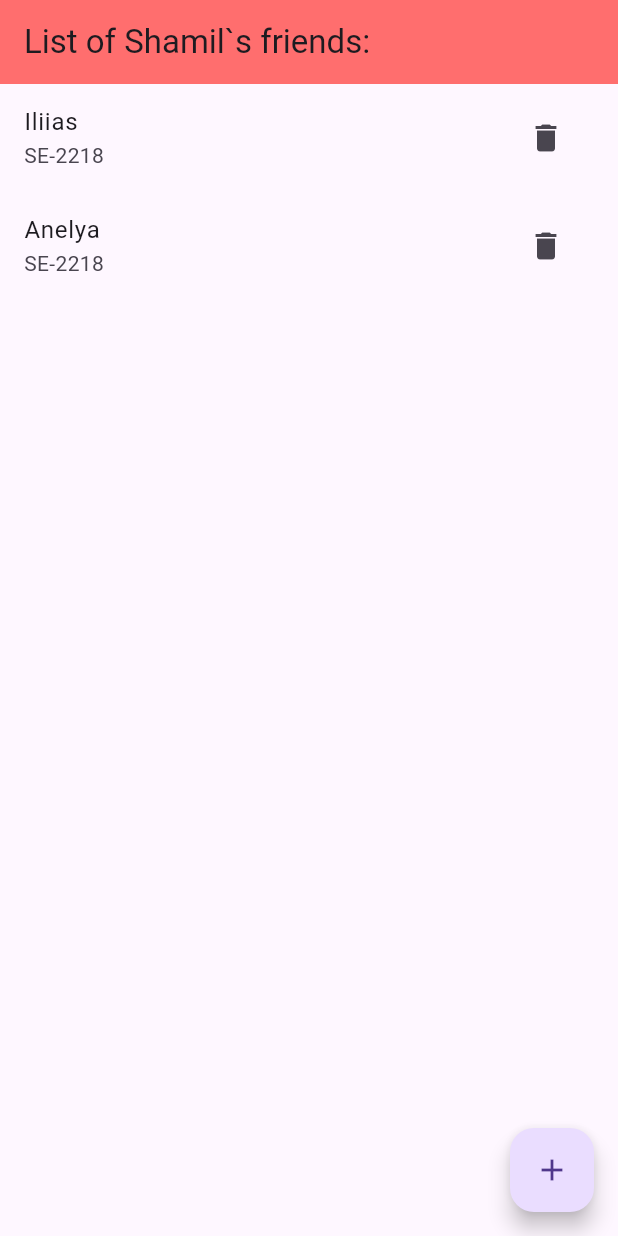
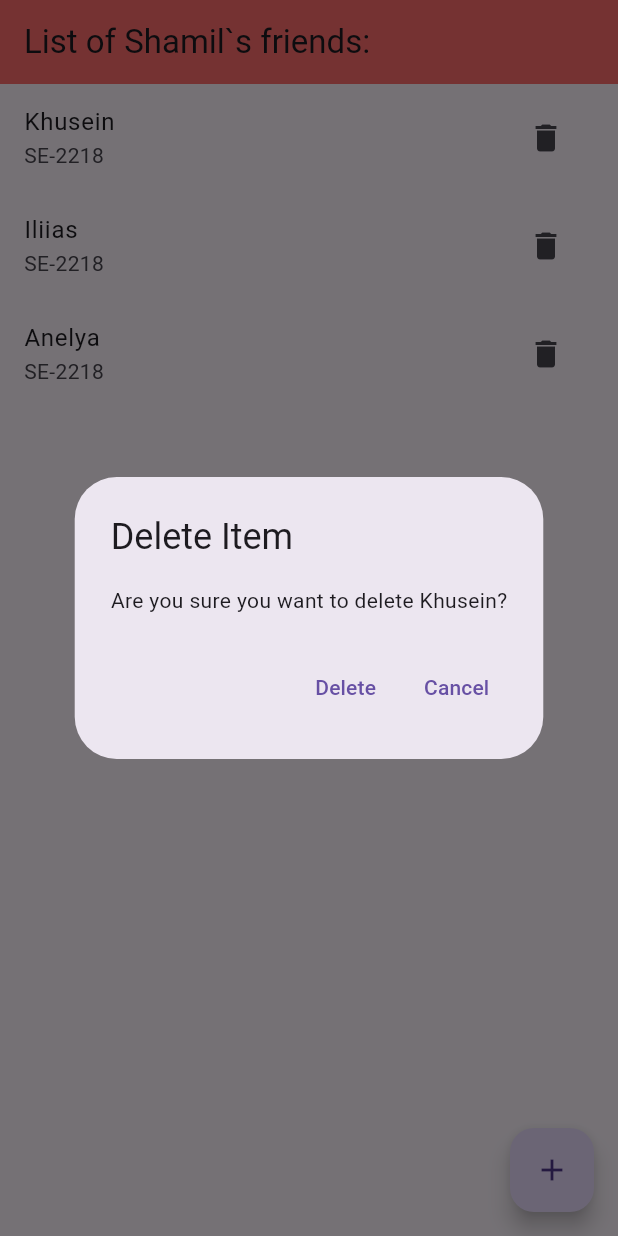
Before and after one commit to shomyich/assignment2flutter, a Flutter app: the screen it shows after launch, after a tap on the "delete" icon, on a phone screen of 412 x 824 dp. Run offline on Flutter 3.47's test engine with Material 3 defaults, Android fonts, the light colour scheme and no system bars; generated files the repository leaves out were written again.

Commit message:
modal windows was added

```diff
--- a/lib/main.dart
+++ b/lib/main.dart
@@ -1,4 +1,3 @@
-// ignore_for_file: library_private_types_in_public_api
 import 'package:flutter/material.dart';
 
 void main() {
@@ -9,23 +8,30 @@
   final int id;
   final String name;
   final String group;
+
   Item({required this.id, required this.name, required this.group});
 }
 
 class MyApp extends StatelessWidget {
   const MyApp({super.key});
+
   @override
   Widget build(BuildContext context) {
-    return const MaterialApp(
-      title: 'Flutter List',
-      home: MyHomePage(),
+    return MaterialApp(
+      title: 'Flutter Demo',
+      theme: ThemeData(
+        primarySwatch: Colors.blue,
+      ),
+      home: const MyHomePage(),
     );
   }
 }
 
 class MyHomePage extends StatefulWidget {
   const MyHomePage({super.key});
+
   @override
+  // ignore: library_private_types_in_public_api
   _MyHomePageState createState() => _MyHomePageState();
 }
 
@@ -49,12 +55,13 @@
           return ListTile(
             title: Text(items[index].name),
             subtitle: Text(items[index].group),
+            onTap: () {
+              _navigateToUpdateScreen(context, items[index]);
+            },
             trailing: IconButton(
               icon: const Icon(Icons.delete),
               onPressed: () {
-                setState(() {
-                  items.remove(items[index]);
-                });
+                _showDeleteConfirmationDialog(context, items[index]);
               },
             ),
           );
@@ -69,6 +76,45 @@
     );
   }
 
+  void _navigateToUpdateScreen(BuildContext context, Item item) {
+    Navigator.push(
+      context,
+      MaterialPageRoute(
+        builder: (context) =>
+            UpdateItemScreen(item: item, updateItemList: updateItemList),
+      ),
+    );
+  }
+
+  void _showDeleteConfirmationDialog(BuildContext context, Item item) {
+    showDialog(
+      context: context,
+      builder: (BuildContext context) {
+        return AlertDialog(
+          title: const Text('Delete Item'),
+          content: Text('Are you sure you want to delete ${item.name}?'),
+          actions: <Widget>[
+            TextButton(
+              child: const Text('Delete'),
+              onPressed: () {
+                setState(() {
+                  items.remove(item);
+                });
+                Navigator.of(context).pop();
+              },
+            ),
+            TextButton(
+              child: const Text('Cancel'),
+              onPressed: () {
+                Navigator.of(context).pop();
+              },
+            ),
+          ],
+        );
+      },
+    );
+  }
+
   void _showAddItemModal(BuildContext context) {
     TextEditingController idController = TextEditingController();
     TextEditingController nameController = TextEditingController();
@@ -77,7 +123,10 @@
     showModalBottomSheet(
       context: context,
       builder: (BuildContext context) {
-        return Column(
+        return Container(
+          padding: const EdgeInsets.all(20.0),
+          child: Column(
+            mainAxisSize: MainAxisSize.min,
             children: <Widget>[
               TextField(
                 controller: idController,
@@ -104,11 +153,77 @@
 
                   Navigator.pop(context);
                 },
-              child: const Text('Add new friend'),
+                child: const Text('Add Item'),
               ),
             ],
+          ),
         );
       },
     );
   }
+
+  void updateItemList(Item newItem) {
+    setState(() {
+      int index = items.indexWhere((item) => item.id == newItem.id);
+      if (index != -1) {
+        items[index] = newItem;
       }
+    });
+  }
+}
+
+class UpdateItemScreen extends StatelessWidget {
+  final Item item;
+  final Function(Item) updateItemList;
+
+  const UpdateItemScreen(
+      {super.key, required this.item, required this.updateItemList});
+
+  @override
+  Widget build(BuildContext context) {
+    TextEditingController idController =
+        TextEditingController(text: item.id.toString());
+    TextEditingController nameController =
+        TextEditingController(text: item.name);
+    TextEditingController groupController =
+        TextEditingController(text: item.group);
+
+    return Scaffold(
+      appBar: AppBar(
+        title: const Text('Update Item'),
+      ),
+      body: Padding(
+        padding: const EdgeInsets.all(20.0),
+        child: Column(
+          crossAxisAlignment: CrossAxisAlignment.start,
+          children: <Widget>[
+            TextField(
+              controller: idController,
+              decoration: const InputDecoration(labelText: 'ID'),
+            ),
+            TextField(
+              controller: nameController,
+              decoration: const InputDecoration(labelText: 'Name'),
+            ),
+            TextField(
+              controller: groupController,
+              decoration: const InputDecoration(labelText: 'Group'),
+            ),
+            const SizedBox(height: 20),
+            ElevatedButton(
+              onPressed: () {
+                int id = int.tryParse(idController.text) ?? item.id;
+                String name = nameController.text;
+                String group = groupController.text;
+                Item updatedItem = Item(id: id, name: name, group: group);
+                updateItemList(updatedItem);
+                Navigator.pop(context);
+              },
+              child: const Text('Update Item'),
+            ),
+          ],
+        ),
+      ),
+    );
+  }
+}
```
Lines whose indentation alone changed are shown as unchanged.
